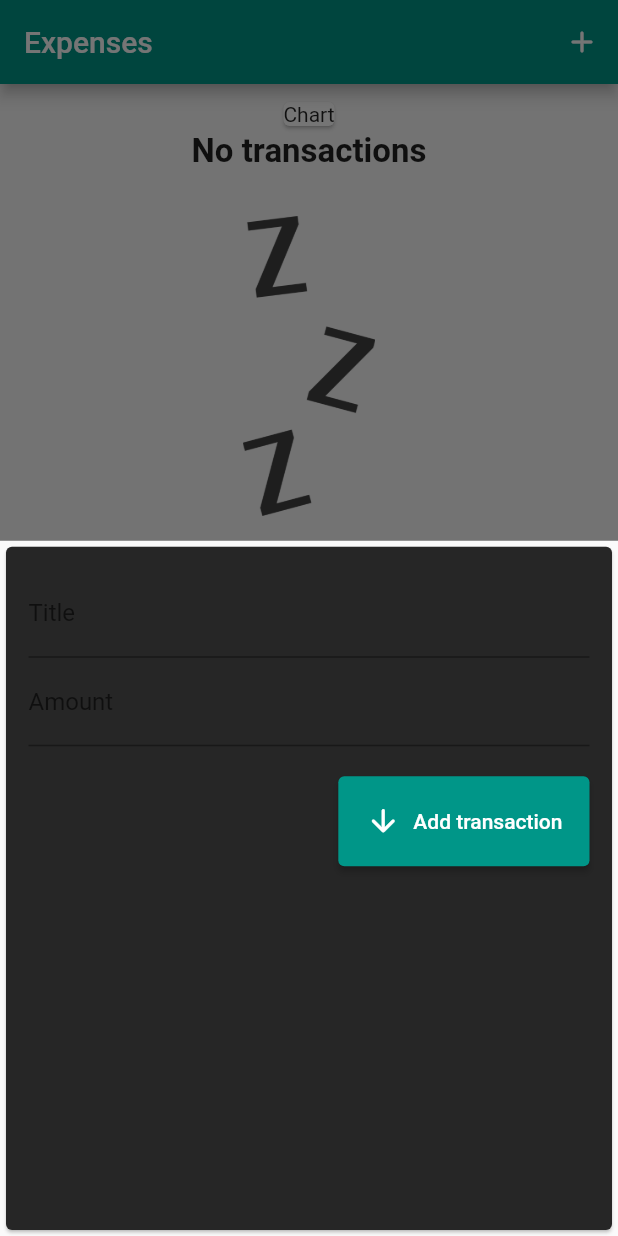
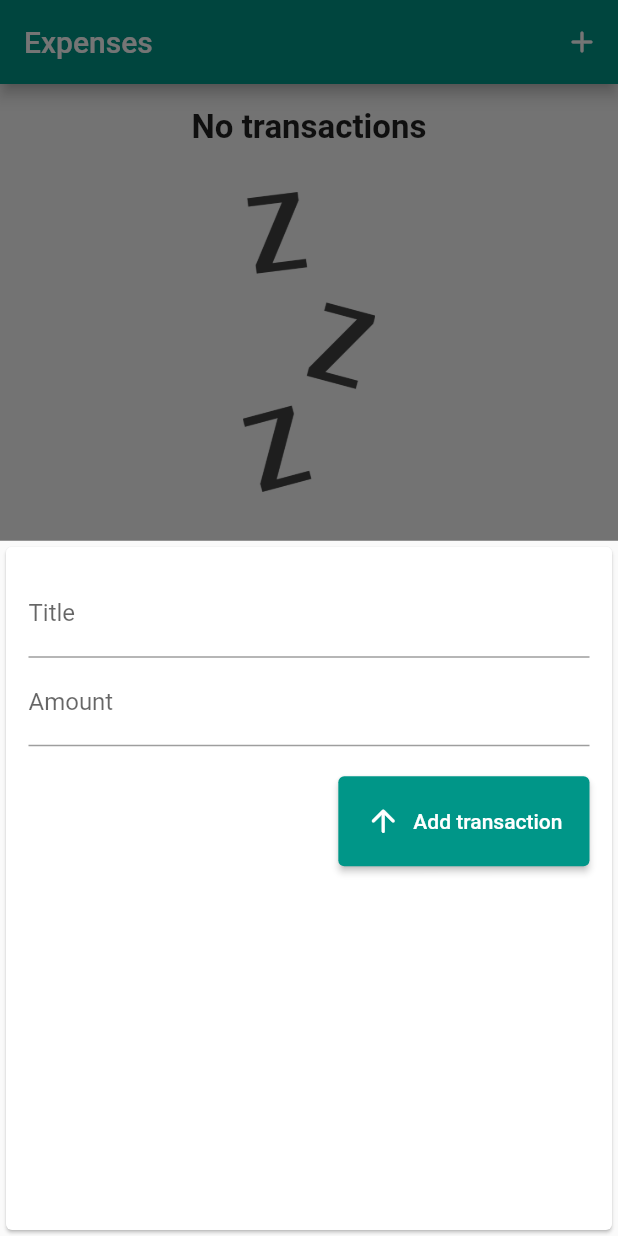
Before and after one commit to Basith-P/Personal-Expense-Tracker, a Flutter app: the screen it shows after launch, after a tap on the "add" icon, on a phone screen of 412 x 824 dp. Run offline on Flutter 3.47's test engine with Material 2 defaults, Android fonts, the phone set to English and light mode, and no system bars.

```diff
--- a/lib/screens/home_page.dart
+++ b/lib/screens/home_page.dart
@@ -2,6 +2,7 @@ import 'package:flutter/material.dart';
 
 import '../widgets/transaction_list.dart';
 import '../widgets/new_transaction.dart';
+import '../widgets/chart.dart';
 import '../models/transaction.dart';
 
 class HomePage extends StatefulWidget {
@@ -24,6 +25,16 @@ class _HomePageState extends State<HomePage> {
     //   date: DateTime.now(),
     // ),
   ];
+
+  List<Transaction> get _recentTx {
+    return _userTransactions.where((tx) {
+      return tx.date.isAfter(
+        DateTime.now().subtract(
+          Duration(days: 7),
+        ),
+      );
+    }).toList();
+  }
 
   void _addNewTx(String txTitle, int txAmount) {
     final newTx = Transaction(
@@ -65,9 +76,7 @@ class _HomePageState extends State<HomePage> {
           padding: const EdgeInsets.all(8.0),
           child: Column(
             children: [
-              Card(
-                child: Text('Chart'),
-              ),
+              Chart(_recentTx),
               TransactionList(_userTransactions),
             ],
           ),
--- /dev/null
+++ b/lib/widgets/chart.dart
@@ -0,0 +1,43 @@
+import 'package:flutter/material.dart';
+import 'package:intl/intl.dart';
+
+import '../models/transaction.dart';
+
+class Chart extends StatelessWidget {
+  final List<Transaction> recentTransactions;
+
+  Chart(this.recentTransactions);
+
+  List<Map<String, Object>> get groupedTxValues {
+    return List.generate(7, (index) {
+      final weekDay = DateTime.now().subtract(Duration(days: index));
+      int totalSum = 0;
+
+      for (var i = 0; i < recentTransactions.length; i++) {
+        if (recentTransactions[i].date.day == weekDay.day &&
+            recentTransactions[i].date.month == weekDay.month &&
+            recentTransactions[i].date.year == weekDay.year) {
+          totalSum = recentTransactions[i].amount;
+        }
+      }
+
+      print(DateFormat.E().format(weekDay));
+      print(totalSum);
+
+      return {
+        'map': DateFormat.E().format(weekDay),
+        'amount': totalSum,
+      };
+    });
+  }
+
+  @override
+  Widget build(BuildContext context) {
+    return Card(
+      elevation: 6,
+      child: Row(
+        children: [],
+      ),
+    );
+  }
+}
--- a/lib/widgets/new_transaction.dart
+++ b/lib/widgets/new_transaction.dart
@@ -32,7 +32,7 @@ class _NewTransactionState extends State<NewTransaction> {
   @override
   Widget build(BuildContext context) {
     return Card(
-      color: Color(0xff262626),
+      // color: Color(0xff262626),
       child: Padding(
         padding: const EdgeInsets.all(15),
         child: Column(
@@ -57,7 +57,7 @@ class _NewTransactionState extends State<NewTransaction> {
                 primary: Colors.teal,
                 padding: EdgeInsets.all(18),
               ),
-              icon: Icon(Icons.arrow_downward_rounded),
+              icon: Icon(Icons.arrow_upward_rounded),
             ),
           ],
         ),
```
Also changed, not shown: 1 other file.
